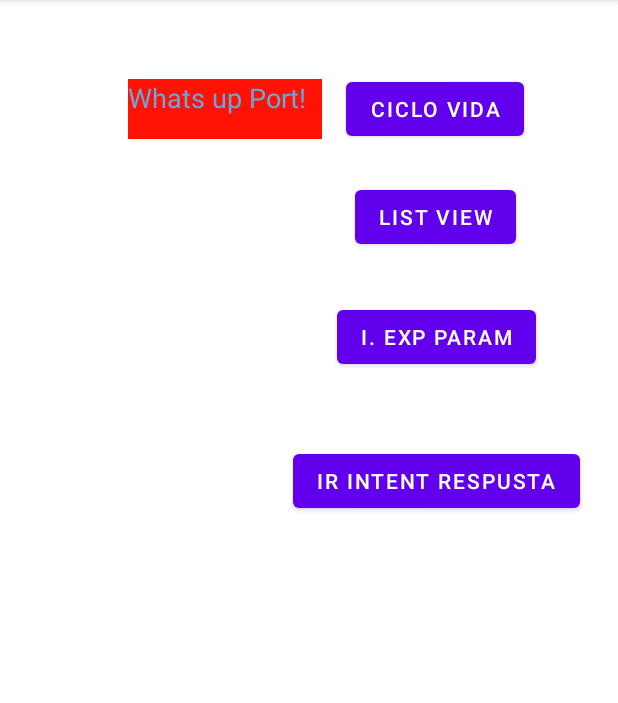
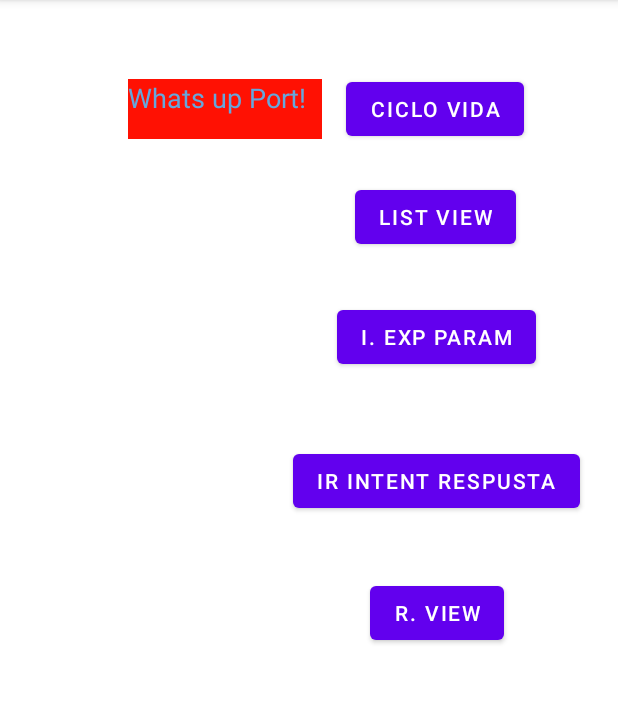
Before and after one commit to 2020-B-Aplicaciones-Moviles-Computacion/AMC-paredes-araujo-ramses-alexander, an Android app: the screen it shows after launch (MainActivity), on a phone screen of 412 x 824 dp, the part 84-787 px from its top. Run offline under Robolectric (Android 15) with nearby library versions, the phone set to English and light mode, and no system bars.

Commit message:
ViewRecyclerView-Adaptador

```diff
--- a/AndroidStudioProjects/app/src/main/AndroidManifest.xml
+++ b/AndroidStudioProjects/app/src/main/AndroidManifest.xml
@@ -9,7 +9,8 @@
         android:roundIcon="@mipmap/ic_launcher_round"
         android:supportsRtl="true"
         android:theme="@style/Theme.AplicacionMoviles">
-        <activity android:name=".FIntentConRespuesta"></activity>
+        <activity android:name=".GRecyclerView"></activity>
+        <activity android:name=".FIntentConRespuesta" />
         <activity android:name=".CIntentExplicitoParametros" />
         <activity android:name=".BListView">
             <intent-filter>
--- a/AndroidStudioProjects/app/src/main/java/com/example/aplicacionmoviles/FRecyclerViewAdaptadorNombreCedula.kt
+++ b/AndroidStudioProjects/app/src/main/java/com/example/aplicacionmoviles/FRecyclerViewAdaptadorNombreCedula.kt
@@ -9,7 +9,7 @@ import org.w3c.dom.Text
 
 class FRecyclerViewAdaptadorNombreCedula (
     private val listaEntrenador:  List<BEntrenador>,
-    private val contexto:Class<*>,
+    private val contexto:GRecyclerView,
     private val recyclerView: androidx.recyclerview.widget.RecyclerView
 ): androidx.recyclerview.widget.RecyclerView.Adapter<
         FRecyclerViewAdaptadorNombreCedula.MyViewHolder
@@ -33,6 +33,7 @@ class FRecyclerViewAdaptadorNombreCedula (
         fun añadirLike(){
             this.numeroLikes = this.numeroLikes+1
             likesTextView.text = this.numeroLikes.toString()
+            contexto.aumentarTotalLikes()
         }
     }
 
--- a/AndroidStudioProjects/app/src/main/java/com/example/aplicacionmoviles/MainActivity.kt
+++ b/AndroidStudioProjects/app/src/main/java/com/example/aplicacionmoviles/MainActivity.kt
@@ -1,6 +1,5 @@
 package com.example.aplicacionmoviles
 
-import android.app.Activity
 import android.content.Intent
 import androidx.appcompat.app.AppCompatActivity
 import android.os.Bundle
@@ -75,6 +74,12 @@ class MainActivity : AppCompatActivity() {
         ).setOnClickListener { irActividad(
             FIntentConRespuesta::class.java
         ) }
+        val botonIrRecyclerView = findViewById<Button>(R.id.btn_ir_recycler_view)
+        botonIrRecyclerView.setOnClickListener {
+            irActividad(
+                GRecyclerView::class.java
+            )
+        }
     }
 
     fun irActividad(
--- a/AndroidStudioProjects/app/src/main/res/layout/activity_main.xml
+++ b/AndroidStudioProjects/app/src/main/res/layout/activity_main.xml
@@ -63,4 +63,15 @@
         app:layout_constraintStart_toStartOf="@+id/btn_ir_intent_explicito_parametros"
         app:layout_constraintTop_toBottomOf="@+id/btn_ir_intent_explicito_parametros" />
 
+    <Button
+        android:id="@+id/btn_ir_recycler_view"
+        android:layout_width="wrap_content"
+        android:layout_height="wrap_content"
+        android:layout_marginTop="40dp"
+        android:text="R. View"
+        app:layout_constraintEnd_toEndOf="@+id/btn_ir_intent_con_respuesta"
+        app:layout_constraintHorizontal_bias="0.505"
+        app:layout_constraintStart_toStartOf="@+id/btn_ir_intent_con_respuesta"
+        app:layout_constraintTop_toBottomOf="@+id/btn_ir_intent_con_respuesta" />
+
 </androidx.constraintlayout.widget.ConstraintLayout>
```
Also changed, not shown: AndroidStudioProjects/app/src/main/java/com/example/aplicacionmoviles/GRecyclerView.kt (added, +54 -0 lines), AndroidStudioProjects/app/src/main/res/layout/activity_c_recycler_view.xml (added, +28 -0 lines).
